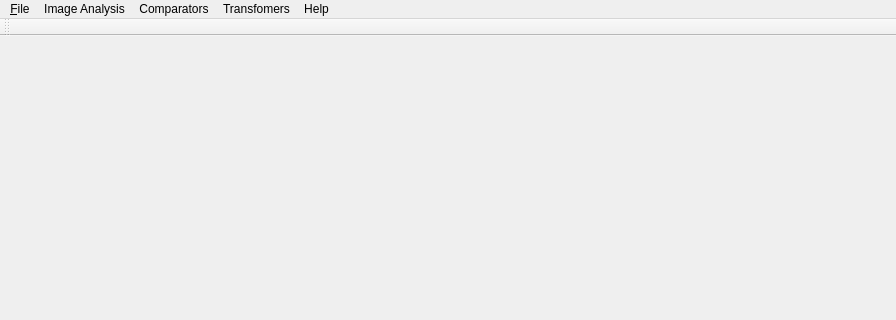
Qt form mainwindow.ui (WhisperingWindLinux/ImageDiff) before a commit; both pictures show x 0 to 896 and y 0 to 320 of the 896 by 652 pixel window.
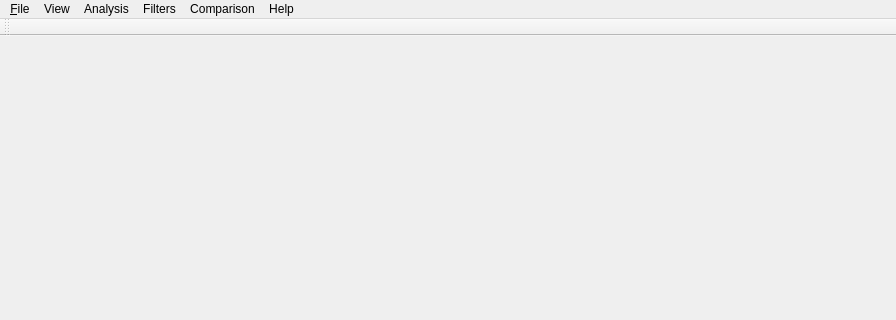
The same form after that commit.

```diff
--- a/mainwindow.ui
+++ b/mainwindow.ui
@@ -35,7 +35,7 @@
    </widget>
    <widget class="QMenu" name="menuComparators">
     <property name="title">
-     <string>Comparators</string>
+     <string>Сomparison</string>
     </property>
     <addaction name="separator"/>
    </widget>
@@ -47,7 +47,7 @@
    </widget>
    <widget class="QMenu" name="menuImageAnalysis">
     <property name="title">
-     <string>Image Analysis</string>
+     <string>Analysis</string>
     </property>
     <addaction name="actionSwitchBetweenImages"/>
     <addaction name="separator"/>
@@ -56,15 +56,24 @@
    </widget>
    <widget class="QMenu" name="menuTransftomers">
     <property name="title">
-     <string>Transfomers</string>
+     <string>Filters</string>
     </property>
+    <addaction name="separator"/>
+   </widget>
+   <widget class="QMenu" name="menuView">
+    <property name="title">
+     <string>View</string>
+    </property>
+    <addaction name="actionSwitchBetweenImages"/>
+    <addaction name="separator"/>
     <addaction name="actionShowOriginalImage"/>
     <addaction name="separator"/>
    </widget>
    <addaction name="menuFile"/>
+   <addaction name="menuView"/>
    <addaction name="menuImageAnalysis"/>
-   <addaction name="menuComparators"/>
    <addaction name="menuTransftomers"/>
+   <addaction name="menuComparators"/>
    <addaction name="menuHelp"/>
   </widget>
   <widget class="QStatusBar" name="statusbar"/>
```
Left out of the diff: 32 changed lines with no effect on the pictures.
